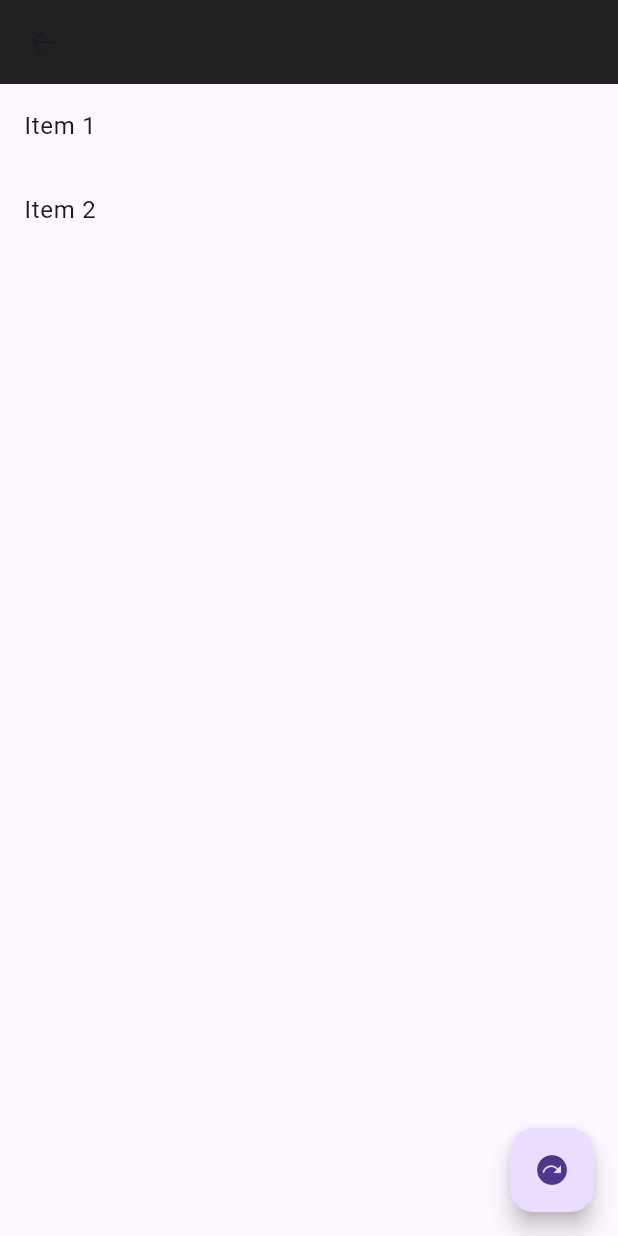
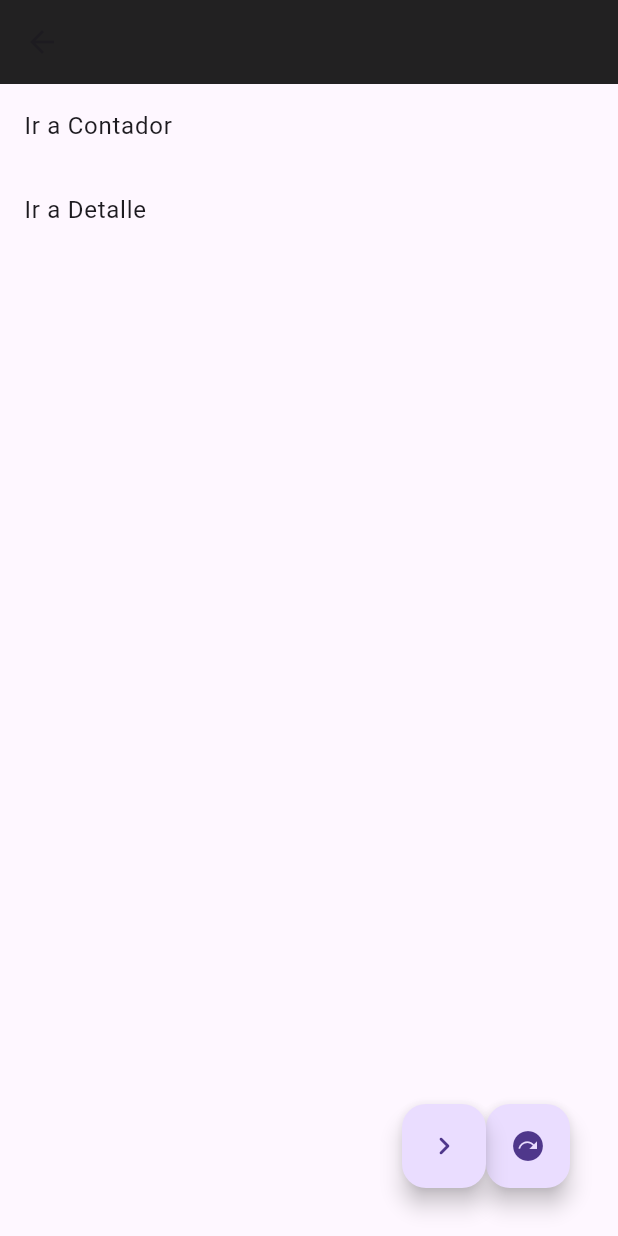
Before and after one commit to ignacioMatus94/Laboratorio3_Matus_Ignacio, a Flutter app: the screen it shows after launch, after a tap on the "next plan" icon, on a phone screen of 412 x 824 dp. Run offline on Flutter 3.47's test engine with Material 3 defaults, Android fonts, the phone set to English and light mode, and no system bars; our stand-ins replace flutter_colorpicker; missing offline and left inert: flutter_svg_icons.

Commit message:
Update Lista.dart
a

```diff
--- a/lib/presentation/pantalla/Lista.dart
+++ b/lib/presentation/pantalla/Lista.dart
@@ -1,7 +1,5 @@
 import 'package:flutter/material.dart';
 import 'package:hola/presentation/pantalla/contador.dart';
-import 'contador.dart';
-import 'Lista.dart';
 
 class Lista extends StatelessWidget {
   @override
@@ -20,82 +18,54 @@ class Lista extends StatelessWidget {
         body: ListView(
           children: [
             ListTile(
-              title: Text('Item 1'),
+              title: const Text('Ir a Contador'),
               onTap: () {
-                _cambiarPagina(context);
+                _cambiarPagina(context, Contador());
               },
             ),
             ListTile(
-              title: Text('Item 2'),
+              title: const Text('Ir a Detalle'),
               onTap: () {
-                _cambiarPagina(context);
+                Navigator.of(context).pop(); // Cerrar la pantalla actual
               },
             ),
           ],
         ),
-        floatingActionButton: filaContador(context),
+        floatingActionButton: _buildFloatingActionButton(context),
       ),
     );
   }
 
-  Widget filaContador(BuildContext context) {
-    return Row(
-      mainAxisAlignment: MainAxisAlignment.end,
+  Widget _buildFloatingActionButton(BuildContext context) {
+    return Stack(
       children: [
-
-        FloatingActionButton(
-          onPressed: () {
-            _cambiarPagina(context);
-          },
-          child: Icon(Icons.next_plan),
+        Positioned(
+          bottom: 16.0,
+          right: 16.0,
+          child: FloatingActionButton(
+            onPressed: () {
+              _cambiarPagina(context, Contador());
+            },
+            child: Icon(Icons.next_plan),
+          ),
+        ),
+        Positioned(
+          bottom: 16.0,
+          right: 72.0,
+          child: FloatingActionButton(
+            onPressed: () {
+              Navigator.push(context, MaterialPageRoute(builder: (context) => Lista()));
+            },
+            child: Icon(Icons.navigate_next_rounded),
+          ),
         ),
       ],
     );
   }
 }
 
-class Detalles extends StatelessWidget {
-  @override
-  Widget build(BuildContext context) {
-    return MaterialApp(
-      home: Scaffold(
-        appBar: AppBar(
-          backgroundColor: Colors.black87,
-          leading: IconButton(
-            onPressed: () {
-              Navigator.of(context).pop();
-            },
-            icon: Icon(Icons.arrow_back),
-          ),
-        ),
-        body: Center(
-          child: Column(
-            mainAxisAlignment: MainAxisAlignment.center,
-            children: [
-              FloatingActionButton(
-                onPressed: () {
-                  _cambiarPagina(context);
-                },
-                child: Icon(Icons.next_plan),
-              ),
-              SizedBox(height: 10),
-              FloatingActionButton(
-                onPressed: () {
-                  _cambiarPagina(context);
-                },
-                child: Icon(Icons.navigate_next_rounded),
-              ),
-            ],
-          ),
-        ),
-      ),
-    );
-  }
-}
-
-void _cambiarPagina(BuildContext context) {
-  Navigator.push(context, MaterialPageRoute(builder: (context) => Lista()));
-  Navigator.push(context, MaterialPageRoute(builder: (context) => Detalles()));
+void _cambiarPagina(BuildContext context, Widget page) {
+  Navigator.push(context, MaterialPageRoute(builder: (context) => page));
 }
 
 void main() {
```
